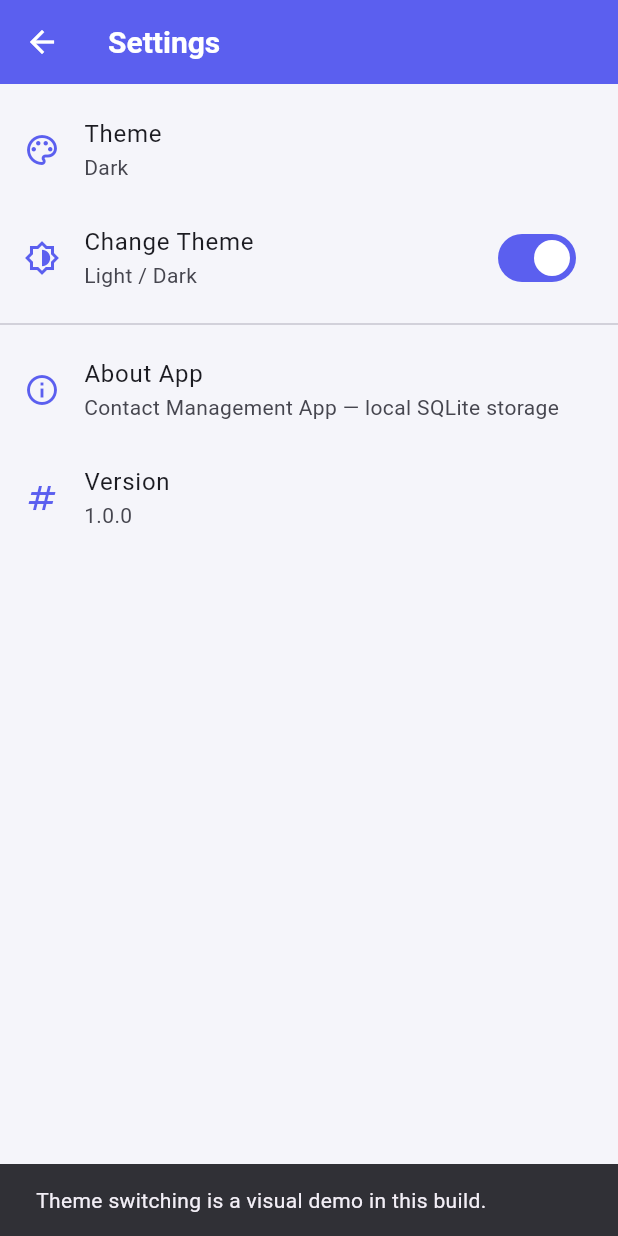
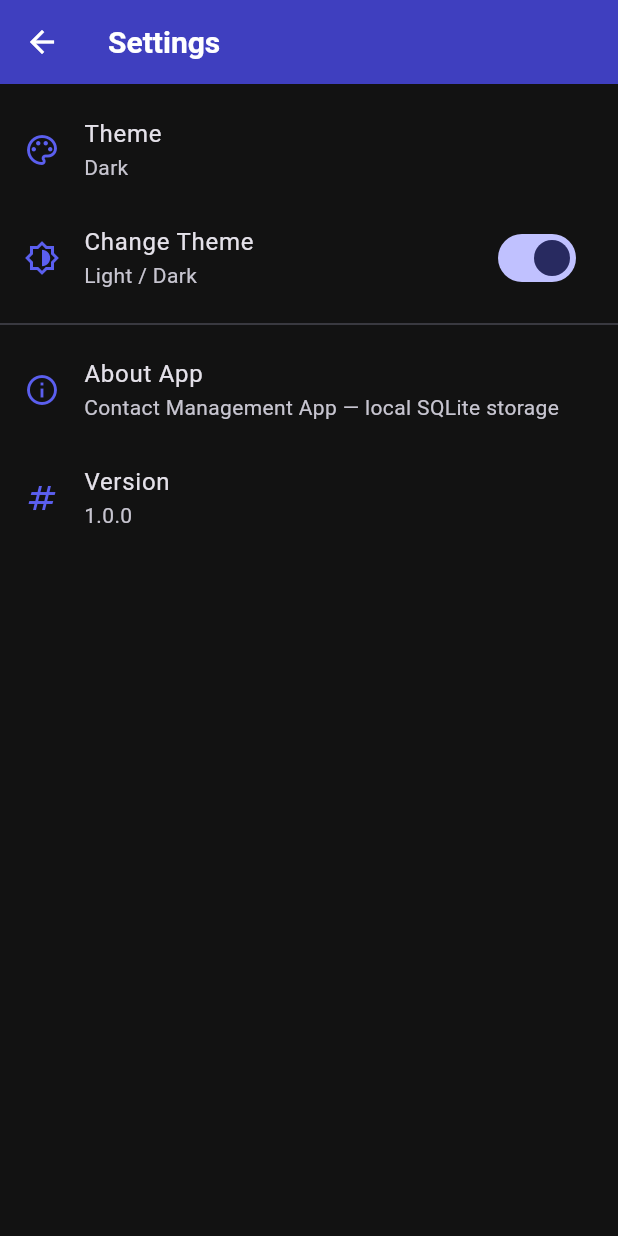
Before and after one commit to tohidulhemel/O_Contacts_LDCA_Task, a Flutter app: the SettingsScreen screen opened directly, after a tap on "Change Theme", on a phone screen of 412 x 824 dp. Run offline on Flutter 3.47's test engine with Material 3 defaults, Android fonts, the phone set to English and light mode, and no system bars; our stand-ins replace sqflite; accounts and stored records are empty.

Commit message:
dark mode added

```diff
--- a/lib/main.dart
+++ b/lib/main.dart
@@ -1,6 +1,10 @@
 import 'package:flutter/material.dart';
 import 'screens/home_screen.dart';
 import 'utils/app_theme.dart';
+
+
+final ValueNotifier<ThemeMode> themeModeNotifier =
+    ValueNotifier(ThemeMode.light);
 
 void main() {
   WidgetsFlutterBinding.ensureInitialized();
@@ -12,11 +16,18 @@ class ContactManagementApp extends StatelessWidget {
 
   @override
   Widget build(BuildContext context) {
-    return MaterialApp(
-      title: 'Contact Management App',
-      debugShowCheckedModeBanner: false,
-      theme: AppTheme.lightTheme,
-      home: const HomeScreen(),
+    return ValueListenableBuilder<ThemeMode>(
+      valueListenable: themeModeNotifier,
+      builder: (context, themeMode, _) {
+        return MaterialApp(
+          title: 'Contact Management App',
+          debugShowCheckedModeBanner: false,
+          theme: AppTheme.lightTheme,
+          darkTheme: AppTheme.darkTheme,
+          themeMode: themeMode,
+          home: const HomeScreen(),
+        );
+      },
     );
   }
 }
--- a/lib/screens/settings_screen.dart
+++ b/lib/screens/settings_screen.dart
@@ -1,46 +1,35 @@
 import 'package:flutter/material.dart';
+import '../main.dart';
 import '../utils/app_theme.dart';
 
-// Simple settings screen — not the focus of the assignment,
-// kept intentionally lightweight per the requirements.
-class SettingsScreen extends StatefulWidget {
+class SettingsScreen extends StatelessWidget {
   const SettingsScreen({super.key});
-
-  @override
-  State<SettingsScreen> createState() => _SettingsScreenState();
-}
-
-class _SettingsScreenState extends State<SettingsScreen> {
-  // Local-only toggle for this screen. Wiring this to a real app-wide
-  // dark theme would require lifting state up to main.dart with a
-  // ValueNotifier or similar — left as a visual placeholder here since
-  // the assignment says not to spend much time on Settings.
-  bool _darkMode = false;
 
   @override
   Widget build(BuildContext context) {
     return Scaffold(
       appBar: AppBar(title: const Text('Settings')),
-      body: ListView(
+      body: ValueListenableBuilder<ThemeMode>(
+        valueListenable: themeModeNotifier,
+        builder: (context, themeMode, _) {
+          final isDark = themeMode == ThemeMode.dark;
+
+          return ListView(
             children: [
               const SizedBox(height: 8),
               ListTile(
                 leading: const Icon(Icons.palette_outlined, color: AppTheme.primaryColor),
                 title: const Text('Theme'),
-            subtitle: Text(_darkMode ? 'Dark' : 'Light'),
+                subtitle: Text(isDark ? 'Dark' : 'Light'),
               ),
               SwitchListTile(
                 secondary: const Icon(Icons.brightness_6_outlined, color: AppTheme.primaryColor),
                 title: const Text('Change Theme'),
                 subtitle: const Text('Light / Dark'),
-            value: _darkMode,
+                value: isDark,
                 onChanged: (value) {
-              setState(() => _darkMode = value);
-              ScaffoldMessenger.of(context).showSnackBar(
-                const SnackBar(
-                  content: Text('Theme switching is a visual demo in this build.'),
-                ),
-              );
+                  themeModeNotifier.value =
+                      value ? ThemeMode.dark : ThemeMode.light;
                 },
               ),
               const Divider(),
@@ -68,6 +57,8 @@ class _SettingsScreenState extends State<SettingsScreen> {
                 subtitle: Text('1.0.0'),
               ),
             ],
+          );
+        },
       ),
     );
   }
--- a/lib/utils/app_theme.dart
+++ b/lib/utils/app_theme.dart
@@ -8,6 +8,62 @@ class AppTheme {
   static const Color cardColor = Colors.white;
   static const Color errorColor = Color(0xFFE53935);
   static const Color favoriteColor = Color(0xFFFFC107);
+
+    static ThemeData get darkTheme {
+    return ThemeData(
+      useMaterial3: true,
+      brightness: Brightness.dark,
+      scaffoldBackgroundColor: const Color(0xFF121212),
+      colorScheme: ColorScheme.fromSeed(
+        seedColor: primaryColor,
+        brightness: Brightness.dark,
+      ),
+      appBarTheme: const AppBarTheme(
+        backgroundColor: primaryDark,
+        foregroundColor: Colors.white,
+        elevation: 0,
+        centerTitle: false,
+      ),
+      floatingActionButtonTheme: const FloatingActionButtonThemeData(
+        backgroundColor: primaryColor,
+        foregroundColor: Colors.white,
+      ),
+      cardTheme: CardThemeData(
+        color: const Color(0xFF1E1E1E),
+        elevation: 1,
+        shape: RoundedRectangleBorder(
+          borderRadius: BorderRadius.circular(14),
+        ),
+        margin: const EdgeInsets.symmetric(horizontal: 12, vertical: 6),
+      ),
+      inputDecorationTheme: InputDecorationTheme(
+        filled: true,
+        fillColor: const Color(0xFF1E1E1E),
+        border: OutlineInputBorder(
+          borderRadius: BorderRadius.circular(12),
+          borderSide: BorderSide.none,
+        ),
+        contentPadding:
+            const EdgeInsets.symmetric(horizontal: 16, vertical: 14),
+      ),
+      elevatedButtonTheme: ElevatedButtonThemeData(
+        style: ElevatedButton.styleFrom(
+          backgroundColor: primaryColor,
+          foregroundColor: Colors.white,
+          minimumSize: const Size.fromHeight(50),
+          shape: RoundedRectangleBorder(
+            borderRadius: BorderRadius.circular(12),
+          ),
+        ),
+      ),
+      textTheme: const TextTheme(
+        titleLarge: TextStyle(fontWeight: FontWeight.bold, fontSize: 20, color: Colors.white),
+        titleMedium: TextStyle(fontWeight: FontWeight.w600, fontSize: 16, color: Colors.white),
+        bodyMedium: TextStyle(fontSize: 14, color: Colors.white70),
+        bodySmall: TextStyle(fontSize: 12, color: Colors.white54),
+      ),
+    );
+  }
 
   static ThemeData get lightTheme {
     return ThemeData(
```
Lines whose indentation alone changed are shown as unchanged.
